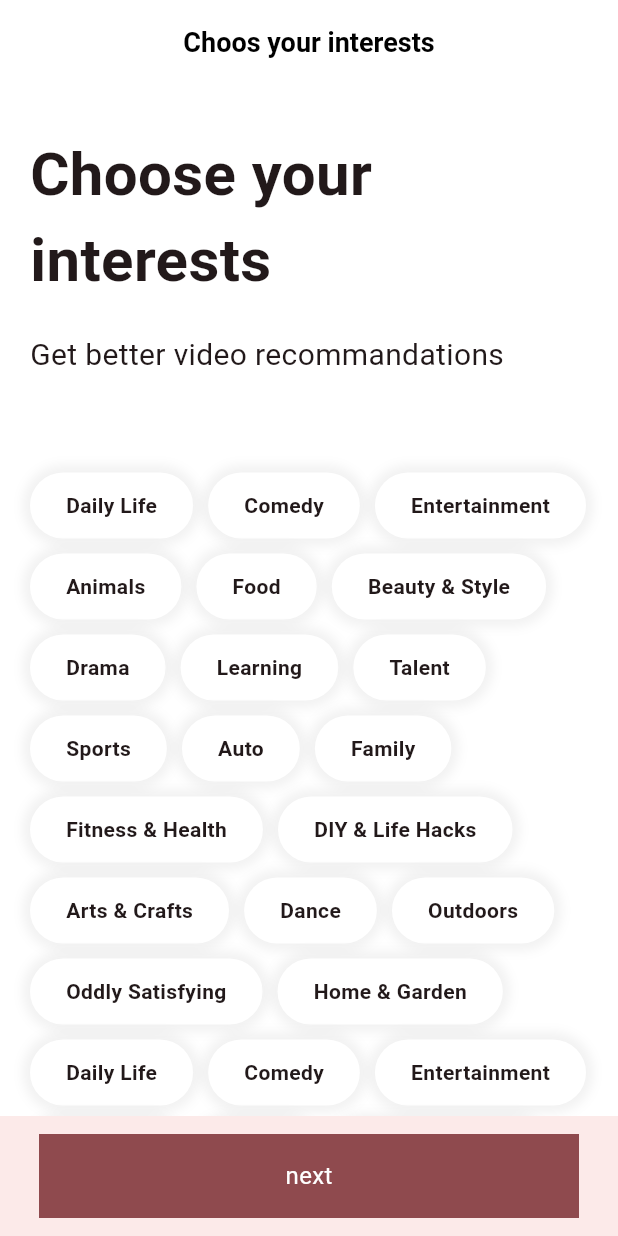
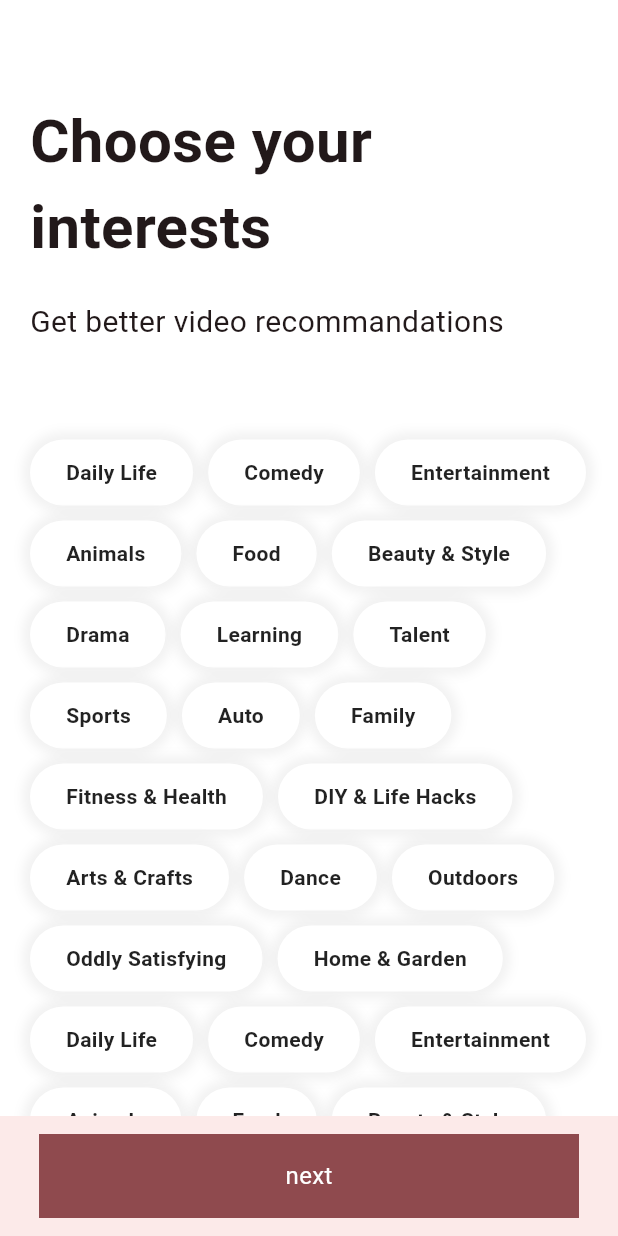
Before and after one commit to ffenland/tiktok_clone, a Flutter app: the screen it shows after launch, on a phone screen of 412 x 824 dp. Run offline on Flutter 3.47's test engine with Material 3 defaults, Android fonts, the phone set to English and light mode, and no system bars; our stand-ins replace font_awesome_flutter.

```diff
--- a/lib/features/onboarding/interests_screen.dart
+++ b/lib/features/onboarding/interests_screen.dart
@@ -1,6 +1,8 @@
 import 'package:flutter/material.dart';
 import 'package:tiktok_clone/constants/gaps.dart';
 import 'package:tiktok_clone/constants/size.dart';
+import 'package:tiktok_clone/features/onboarding/tutorial_screen.dart';
+import 'package:tiktok_clone/features/onboarding/widgets/interest_button.dart';
 
 const interests = [
   "Daily Life",
@@ -43,17 +45,63 @@ const interests = [
   "Home & Garden",
 ];
 
-class InterestsScreen extends StatelessWidget {
+class InterestsScreen extends StatefulWidget {
   const InterestsScreen({super.key});
+
+  @override
+  State<InterestsScreen> createState() => _InterestsScreenState();
+}
+
+class _InterestsScreenState extends State<InterestsScreen> {
+  final ScrollController _scrollController = ScrollController();
+  bool _showTitle = false;
+  void _onScroll() {
+    if (_scrollController.offset > 130) {
+      if (_showTitle) return;
+      _showTitle = true;
+    } else {
+      if (!_showTitle) return;
+      _showTitle = false;
+    }
+
+    setState(() {});
+  }
+
+  void _onNextTap() {
+    Navigator.push(
+      context,
+      MaterialPageRoute(
+        builder: (context) => const TutorialScreen(),
+      ),
+    );
+  }
+
+  @override
+  void initState() {
+    super.initState();
+    _scrollController.addListener(_onScroll);
+  }
+
+  @override
+  void dispose() {
+    _scrollController.dispose();
+    super.dispose();
+  }
 
   @override
   Widget build(BuildContext context) {
     return Scaffold(
       appBar: AppBar(
         elevation: 0,
-        title: const Text("Choos your interests"),
+        title: AnimatedOpacity(
+            opacity: _showTitle ? 1 : 0,
+            duration: const Duration(milliseconds: 200),
+            child: const Text("Choos your interests")),
       ),
-      body: SingleChildScrollView(
+      body: Scrollbar(
+        controller: _scrollController,
+        child: SingleChildScrollView(
+          controller: _scrollController,
           child: Padding(
             padding: const EdgeInsets.only(
               left: Sizes.size20,
@@ -63,7 +111,7 @@ class InterestsScreen extends StatelessWidget {
             child: Column(
               crossAxisAlignment: CrossAxisAlignment.start,
               children: [
-              Gaps.v32,
+                Gaps.v10,
                 const Text(
                   "Choose your interests",
                   style: TextStyle(
@@ -84,31 +132,11 @@ class InterestsScreen extends StatelessWidget {
                   spacing: 10,
                   children: [
                     for (var interest in interests)
-                    Container(
-                      padding: const EdgeInsets.symmetric(
-                        vertical: Sizes.size12,
-                        horizontal: Sizes.size24,
-                      ),
-                      decoration: BoxDecoration(
-                          color: Colors.white,
-                          borderRadius: BorderRadius.circular(Sizes.size32),
-                          boxShadow: [
-                            BoxShadow(
-                              color: Colors.black.withOpacity(0.05),
-                              blurRadius: 5,
-                              spreadRadius: 5,
-                            )
-                          ]),
-                      child: Text(
-                        interest,
-                        style: const TextStyle(
-                          fontWeight: FontWeight.bold,
-                        ),
-                      ),
-                    )
+                      InterestButton(interest: interest)
                   ],
                 )
               ],
+            ),
           ),
         ),
       ),
@@ -118,6 +146,8 @@ class InterestsScreen extends StatelessWidget {
           padding: const EdgeInsets.symmetric(
             horizontal: Sizes.size10,
           ),
+          child: GestureDetector(
+            onTap: _onNextTap,
             child: Container(
               alignment: Alignment.center,
               decoration: BoxDecoration(color: Theme.of(context).primaryColor),
@@ -129,6 +159,7 @@ class InterestsScreen extends StatelessWidget {
             ),
           ),
         ),
+      ),
     );
   }
 }
--- /dev/null
+++ b/lib/features/onboarding/widgets/interest_button.dart
@@ -0,0 +1,55 @@
+import 'package:flutter/material.dart';
+import 'package:tiktok_clone/constants/size.dart';
+
+class InterestButton extends StatefulWidget {
+  const InterestButton({
+    super.key,
+    required this.interest,
+  });
+
+  final String interest;
+
+  @override
+  State<InterestButton> createState() => _InterestButtonState();
+}
+
+class _InterestButtonState extends State<InterestButton> {
+  bool _isSelected = false;
+
+  void _onTap() {
+    setState(() {
+      _isSelected = !_isSelected;
+    });
+  }
+
+  @override
+  Widget build(BuildContext context) {
+    return GestureDetector(
+      onTap: _onTap,
+      child: AnimatedContainer(
+        duration: const Duration(milliseconds: 200),
+        padding: const EdgeInsets.symmetric(
+          vertical: Sizes.size12,
+          horizontal: Sizes.size24,
+        ),
+        decoration: BoxDecoration(
+            color: _isSelected ? Theme.of(context).primaryColor : Colors.white,
+            borderRadius: BorderRadius.circular(Sizes.size32),
+            boxShadow: [
+              BoxShadow(
+                color: Colors.black.withOpacity(0.05),
+                blurRadius: 5,
+                spreadRadius: 5,
+              )
+            ]),
+        child: Text(
+          widget.interest,
+          style: TextStyle(
+            color: _isSelected ? Colors.white : Colors.black87,
+            fontWeight: FontWeight.bold,
+          ),
+        ),
+      ),
+    );
+  }
+}
```
Also changed, not shown: lib/features/onboarding/tutorial_screen.dart (added, +99 -0 lines). Lines whose indentation alone changed are shown as unchanged.
